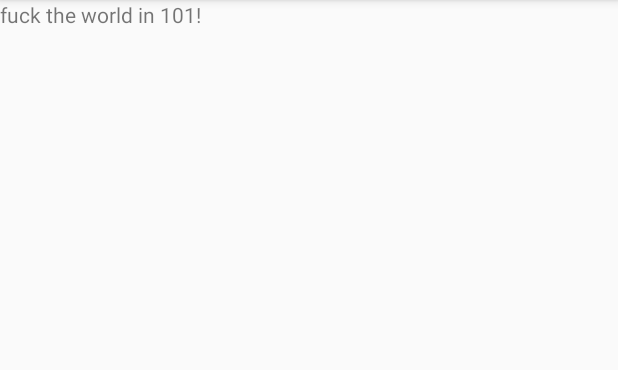
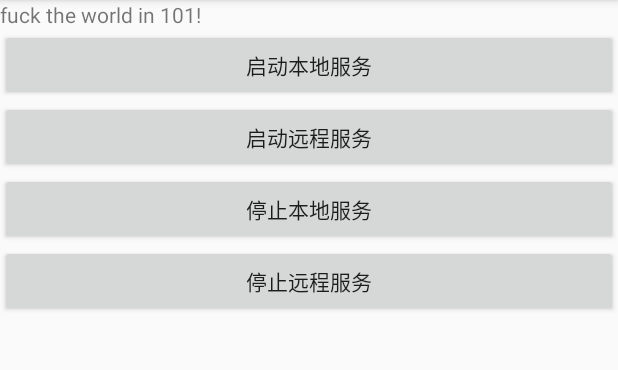
Before and after one commit to Mckrgf/TestGitDemo, an Android app: the screen it shows after launch (MainActivity), on a phone screen of 412 x 824 dp, the part 84-454 px from its top. Run offline under Robolectric (Android 15) with nearby library versions, the phone set to English and light mode, and no system bars; our stand-ins replace ButterKnife; libraries missing offline, so code that uses them is left out: com.zhy.adapter; 1 statement that could not run was skipped.

Commit message:
测试Service

```diff
--- a/TestGitDemo/app/src/main/java/com/god/yb/testgitdemo/MainActivity.java
+++ b/TestGitDemo/app/src/main/java/com/god/yb/testgitdemo/MainActivity.java
@@ -1,13 +1,17 @@
 package com.god.yb.testgitdemo;
 
+import android.content.Intent;
 import android.os.Bundle;
 import android.support.v7.app.AppCompatActivity;
-import android.support.v7.widget.GridLayoutManager;
 import android.support.v7.widget.LinearLayoutManager;
 import android.support.v7.widget.RecyclerView;
+import android.util.Log;
 import android.view.View;
+import android.widget.Button;
 import android.widget.LinearLayout;
 
+import com.god.yb.testgitdemo.Service.LocalService;
+import com.god.yb.testgitdemo.Service.RemoteService;
 import com.zhy.adapter.recyclerview.CommonAdapter;
 import com.zhy.adapter.recyclerview.base.ViewHolder;
 
@@ -17,12 +21,22 @@ import java.util.List;
 import butterknife.BindView;
 import butterknife.ButterKnife;
 
-public class MainActivity extends AppCompatActivity {
+public class MainActivity extends AppCompatActivity implements View.OnClickListener {
 
     @BindView(R.id.rv_list)
     RecyclerView rvList;
     @BindView(R.id.activity_main)
     LinearLayout activityMain;
+    @BindView(R.id.bt1)
+    Button bt1;
+    @BindView(R.id.bt2)
+    Button bt2;
+    @BindView(R.id.bt3)
+    Button bt3;
+    @BindView(R.id.bt4)
+    Button bt4;
+
+    private static final String TAG = "MainActivity";
 
     @Override
     protected void onCreate(Bundle savedInstanceState) {
@@ -35,14 +49,46 @@ public class MainActivity extends AppCompatActivity {
         mdata.add("3");
         mdata.add("4");
 
+
         //设置布局类型
         LinearLayoutManager manager = new LinearLayoutManager(this, LinearLayoutManager.VERTICAL, false);
         rvList.setLayoutManager(manager);
-        rvList.setAdapter(new CommonAdapter(this,R.layout.item_rv_test,mdata) {
+        rvList.setAdapter(new CommonAdapter(this, R.layout.item_rv_test, mdata) {
             @Override
             protected void convert(ViewHolder holder, Object o, int position) {
-                holder.setText(R.id.tv,"zuowei"+position);
+                holder.setText(R.id.tv, "zuowei" + position);
             }
         });
+
+        bt1.setOnClickListener(this);
+        bt2.setOnClickListener(this);
+        bt3.setOnClickListener(this);
+        bt4.setOnClickListener(this);
+    }
+
+    @Override
+    public void onClick(View view) {
+        switch (view.getId()) {
+            case R.id.bt1:
+                Log.i(TAG,"开启本地服务");
+                Intent intent0 = new Intent(this, LocalService.class);
+                startService(intent0);
+                break;
+            case R.id.bt2:
+                Log.i(TAG,"开启远程服务");
+                Intent intent1 = new Intent(this, RemoteService.class);
+                startService(intent1);
+                break;
+            case R.id.bt3:
+                Log.i(TAG,"停止本地服务");
+                Intent intent2 = new Intent(this, LocalService.class);
+                stopService(intent2);
+                break;
+            case R.id.bt4:
+                Log.i(TAG,"停止远程服务");
+                Intent intent3 = new Intent(this, RemoteService.class);
+                stopService(intent3);
+                break;
+        }
     }
 }
--- a/TestGitDemo/app/src/main/res/layout/activity_main.xml
+++ b/TestGitDemo/app/src/main/res/layout/activity_main.xml
@@ -14,6 +14,27 @@
         android:layout_alignParentTop="true"
         android:text="fuck the world in 101!" />
 
+    <Button
+        android:id="@+id/bt1"
+        android:layout_width="match_parent"
+        android:layout_height="wrap_content"
+        android:text="启动本地服务"/>
+    <Button
+        android:id="@+id/bt2"
+        android:layout_width="match_parent"
+        android:layout_height="wrap_content"
+        android:text="启动远程服务"/>
+    <Button
+        android:id="@+id/bt3"
+        android:layout_width="match_parent"
+        android:layout_height="wrap_content"
+        android:text="停止本地服务"/>
+    <Button
+        android:id="@+id/bt4"
+        android:layout_width="match_parent"
+        android:layout_height="wrap_content"
+        android:text="停止远程服务"/>
+
     <android.support.v7.widget.RecyclerView
         android:layout_width="match_parent"
         android:layout_height="match_parent"
```
Also changed, not shown: TestGitDemo/app/src/main/AndroidManifest.xml (+10 -0 lines), TestGitDemo/app/src/main/java/com/god/yb/testgitdemo/Service/LocalService.java (added, +36 -0 lines), TestGitDemo/app/src/main/java/com/god/yb/testgitdemo/Service/RemoteService.java (added, +42 -0 lines).
